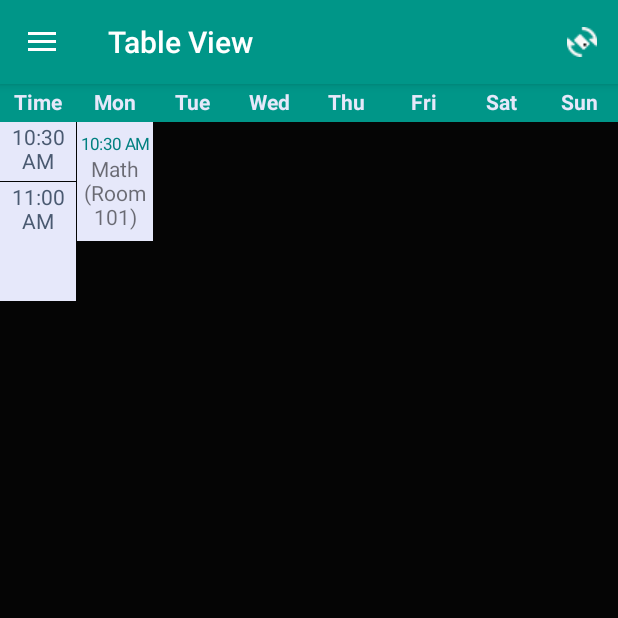
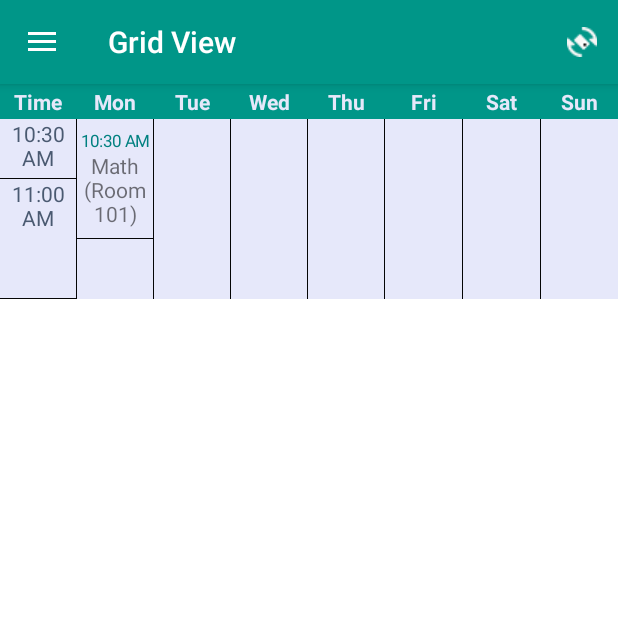
Before and after one commit to Dhoomsan/AlerTime, an Android app: the fragment myTaskLandScape placed in its activity, on a phone screen of 412 x 824 dp, the top half of it. Run offline under Robolectric (Android 15) with nearby library versions, the phone set to English and light mode, and no system bars.

Commit message:
change grid condition

```diff
--- a/app/src/main/java/com/example/evo09/timetablemanager/myTaskLandScape.java
+++ b/app/src/main/java/com/example/evo09/timetablemanager/myTaskLandScape.java
@@ -11,6 +11,7 @@ import android.os.Bundle;
 import android.os.Handler;
 import android.support.design.widget.BottomSheetDialog;
 import android.support.v4.app.Fragment;
+import android.support.v4.content.ContextCompat;
 import android.text.Html;
 import android.text.TextUtils;
 import android.view.Display;
@@ -78,7 +79,7 @@ public class myTaskLandScape extends Fragment {
     @Override
     public void onCreate(Bundle savedInstanceState) {
         super.onCreate(savedInstanceState);
-        getActivity().setTitle(R.string.Table_View);
+        getActivity().setTitle(R.string.Grid_View);
         setHasOptionsMenu(true);
     }
 
@@ -638,9 +639,9 @@ public class myTaskLandScape extends Fragment {
         if (ctime > storestime && ctime < storeetime && cday.equals(dayOfTheWeek)){
             Day.setBackgroundResource(R.drawable.highlightcolor);
         }
-        else if (ctime > storestime && ctime < storeetime){
+        /*else if (ctime > storestime && ctime < storeetime){
             Day.setBackgroundResource(R.drawable.highlightct);
-        }
+        }*/
         else {
             Day.setBackgroundResource(R.drawable.gradientbottom);
         }
@@ -663,6 +664,7 @@ public class myTaskLandScape extends Fragment {
         LDay = new LinearLayout(getContext());
         Day = new TextView(getContext());
         Day.setText(" ");
+        Day.setBackgroundColor(ContextCompat.getColor(getContext(), R.color.colorTransparent));
         if (Build.VERSION.SDK_INT >= Build.VERSION_CODES.LOLLIPOP) {
             lp = new Toolbar.LayoutParams(ViewGroup.LayoutParams.MATCH_PARENT, 2);
         }
--- a/app/src/main/res/drawable/highlightct.xml
+++ /dev/null
@@ -1,18 +0,0 @@
-<?xml version="1.0" encoding="utf-8"?>
-<layer-list xmlns:android="http://schemas.android.com/apk/res/android">
-    <item>
-        <shape>
-            <padding android:bottom="1dp" android:left="0dp" android:right="0dp"
-                android:top="0dp"/>
-            <solid android:color="@color/colorPrimary"/>
-        </shape>
-    </item>
-
-    <!-- Background -->
-    <item>
-        <shape>
-            <solid android:color="@color/colorGrey"/>
-
-        </shape>
-    </item>
-</layer-list>
--- a/app/src/main/res/drawable/roundedboarder.xml
+++ /dev/null
@@ -1,6 +0,0 @@
-<?xml version="1.0" encoding="UTF-8"?>
-<shape xmlns:android="http://schemas.android.com/apk/res/android">
-    <solid android:color="@color/colorWhite"/>
-    <stroke android:width="1dp" android:color="@color/colorPrimary" />
-    <corners android:radius="10dp"/>
-</shape>
--- a/app/src/main/res/layout/display.xml
+++ b/app/src/main/res/layout/display.xml
@@ -72,6 +72,7 @@
                 android:layout_height="match_parent"
                 android:orientation="horizontal"
                 android:gravity="center"
+                android:layout_marginRight="5dp"
                 android:layout_weight="1.1">
                 <TextView
                     android:id="@+id/textViewVenue"
--- a/app/src/main/res/layout/fragment_instruction.xml
+++ b/app/src/main/res/layout/fragment_instruction.xml
@@ -1,3 +1,4 @@
+<?xml version="1.0" encoding="utf-8" ?>
 <RelativeLayout xmlns:android="http://schemas.android.com/apk/res/android"
     xmlns:tools="http://schemas.android.com/tools"
     android:layout_width="match_parent"
--- a/app/src/main/res/layout/fragment_landscape_layout.xml
+++ b/app/src/main/res/layout/fragment_landscape_layout.xml
@@ -1,20 +1,16 @@
 <?xml version="1.0" encoding="utf-8" ?>
-<FrameLayout xmlns:android="http://schemas.android.com/apk/res/android"
+<RelativeLayout xmlns:android="http://schemas.android.com/apk/res/android"
     xmlns:tools="http://schemas.android.com/tools"
     android:layout_width="match_parent"
     android:layout_height="wrap_content"
-    tools:context="com.example.evo09.timetablemanager.myTaskLandScape"
-    android:background="@color/colorPrimary">
-    <!-- TODO: Update blank fragment layout -->
-    <RelativeLayout
-        android:layout_width="match_parent"
-        android:layout_height="match_parent">
+    tools:context="com.example.evo09.timetablemanager.myTaskLandScape">
         <!-- 12//////////////////////////////////////////////////// -->
     <LinearLayout
         android:layout_width="match_parent"
         android:layout_height="wrap_content"
         android:orientation="horizontal"
         android:id="@+id/tsd"
+        android:background="@color/colorPrimary"
         android:gravity="center">
         <TextView
             android:id="@+id/texttim"
@@ -97,75 +93,83 @@
     <ScrollView
         android:id="@+id/container"
         android:layout_width="fill_parent"
-            android:layout_height="fill_parent"
+        android:layout_height="wrap_content"
         android:layout_below="@id/tsd"
         android:scrollbars="none"
-            android:layout_marginTop="2dp"
+        android:layout_centerInParent="true"
+        android:background="@color/colorBlack"
         android:fillViewport="true">
         <LinearLayout
             android:layout_width="fill_parent"
-                android:layout_height="match_parent"
+            android:layout_height="wrap_content"
+            android:layout_centerInParent="true"
             android:gravity="center_horizontal"
             android:orientation="horizontal"
             android:weightSum="8"
-                android:background="@color/colorBlack"
             android:id="@+id/container1">
             <LinearLayout
                 android:layout_width="0dp"
                 android:layout_height="match_parent"
+                android:background="@color/colorTransparent"
                 android:layout_weight="1"
-                    android:layout_marginRight="1px"
                 android:orientation="vertical"
                 android:id="@+id/linearLayouttime"/>
             <LinearLayout
                 android:layout_width="0dp"
                 android:layout_height="match_parent"
                 android:layout_weight="1"
-                    android:layout_marginRight="1px"
+                android:layout_marginLeft="1px"
+                android:background="@color/colorTransparent"
                 android:orientation="vertical"
                 android:id="@+id/linearLayoutmon"/>
             <LinearLayout
                 android:layout_width="0dp"
                 android:layout_height="match_parent"
                 android:layout_weight="1"
-                    android:layout_marginRight="1px"
+                android:layout_marginLeft="1px"
+                android:background="@color/colorTransparent"
                 android:orientation="vertical"
                 android:id="@+id/linearLayouttue"/>
             <LinearLayout
                 android:layout_width="0dp"
                 android:layout_height="match_parent"
                 android:layout_weight="1"
-                    android:layout_marginRight="1px"
+                android:layout_marginLeft="1px"
+                android:background="@color/colorTransparent"
                 android:orientation="vertical"
                 android:id="@+id/linearLayoutwed"/>
             <LinearLayout
                 android:layout_width="0dp"
                 android:layout_height="match_parent"
                 android:layout_weight="1"
-                    android:layout_marginRight="1px"
+                android:layout_marginLeft="1px"
+                android:background="@color/colorTransparent"
                 android:orientation="vertical"
                 android:id="@+id/linearLayoutthu"/>
             <LinearLayout
                 android:layout_width="0dp"
                 android:layout_height="match_parent"
                 android:layout_weight="1"
-                    android:layout_marginRight="1px"
+                android:layout_marginLeft="1px"
+                android:background="@color/colorTransparent"
                 android:orientation="vertical"
                 android:id="@+id/linearLayoutfri"/>
             <LinearLayout
                 android:layout_width="0dp"
                 android:layout_height="match_parent"
                 android:layout_weight="1"
-                    android:layout_marginRight="1px"
+                android:layout_marginLeft="1px"
+                android:background="@color/colorTransparent"
                 android:orientation="vertical"
                 android:id="@+id/linearLayoutsat"/>
             <LinearLayout
                 android:layout_width="0dp"
                 android:layout_height="match_parent"
                 android:layout_weight="1"
+                android:layout_marginLeft="1px"
+                android:background="@color/colorTransparent"
                 android:orientation="vertical"
                 android:id="@+id/linearLayoutsun"/>
         </LinearLayout>
     </ScrollView>
 </RelativeLayout>
-</FrameLayout>
--- a/app/src/main/res/layout/scratch.xml
+++ b/app/src/main/res/layout/scratch.xml
@@ -20,8 +20,7 @@
             android:text="@string/slide_1_title"
             android:textColor="@android:color/white"
             android:textAlignment="center"
-            android:textSize="@dimen/slide_title"
-            android:textStyle="bold" />
+            android:textSize="@dimen/slide_title" />
     </LinearLayout>
 
 
@@ -31,6 +30,7 @@
         android:layout_centerInParent="true"
         android:layout_below="@+id/headerImg"
         android:layout_above="@+id/footer"
+        android:layout_marginBottom="5dp"
         android:orientation="vertical">
         <View
             android:layout_width="match_parent"
@@ -104,4 +104,5 @@
             android:textStyle="bold" />
 
     </LinearLayout>
+
 </RelativeLayout>
--- a/app/src/main/res/layout/skeleton.xml
+++ b/app/src/main/res/layout/skeleton.xml
@@ -19,8 +19,7 @@
             android:text="@string/slide_2_title"
             android:textColor="@android:color/white"
             android:textSize="@dimen/slide_title"
-            android:textAlignment="center"
-            android:textStyle="bold" />
+            android:textAlignment="center" />
     </LinearLayout>
 
 
@@ -30,6 +29,7 @@
         android:layout_centerInParent="true"
         android:layout_below="@+id/headerImg"
         android:layout_above="@+id/footer"
+        android:layout_marginBottom="5dp"
         android:orientation="vertical">
         <View
             android:layout_width="match_parent"
--- a/app/src/main/res/values/dimens.xml
+++ b/app/src/main/res/values/dimens.xml
@@ -11,4 +11,5 @@
     <dimen name="slide_desc">16dp</dimen>
     <dimen name="desc_padding">20dp</dimen>
     <dimen name="toppadding">5dp</dimen>
+    <dimen name="static_edit_padding">5dp</dimen>
 </resources>
```
Also changed, not shown: app/src/main/java/com/example/evo09/timetablemanager/Instruction.java (+6 -2 lines), app/src/main/res/drawable/gradientbackground.xml (deleted, +0 -10 lines), app/src/main/res/layout/fragment_mytask.xml (+9 -14 lines), app/src/main/res/layout/fragment_notes.xml (+6 -7 lines), app/src/main/res/layout/fragment_staticform.xml (+42 -37 lines), app/src/main/res/layout/updatedata.xml (+6 -19 lines), app/src/main/res/values/strings.xml (+7 -14 lines), app/src/main/ic_logo-web.png (added). Lines whose indentation alone changed are shown as unchanged.
